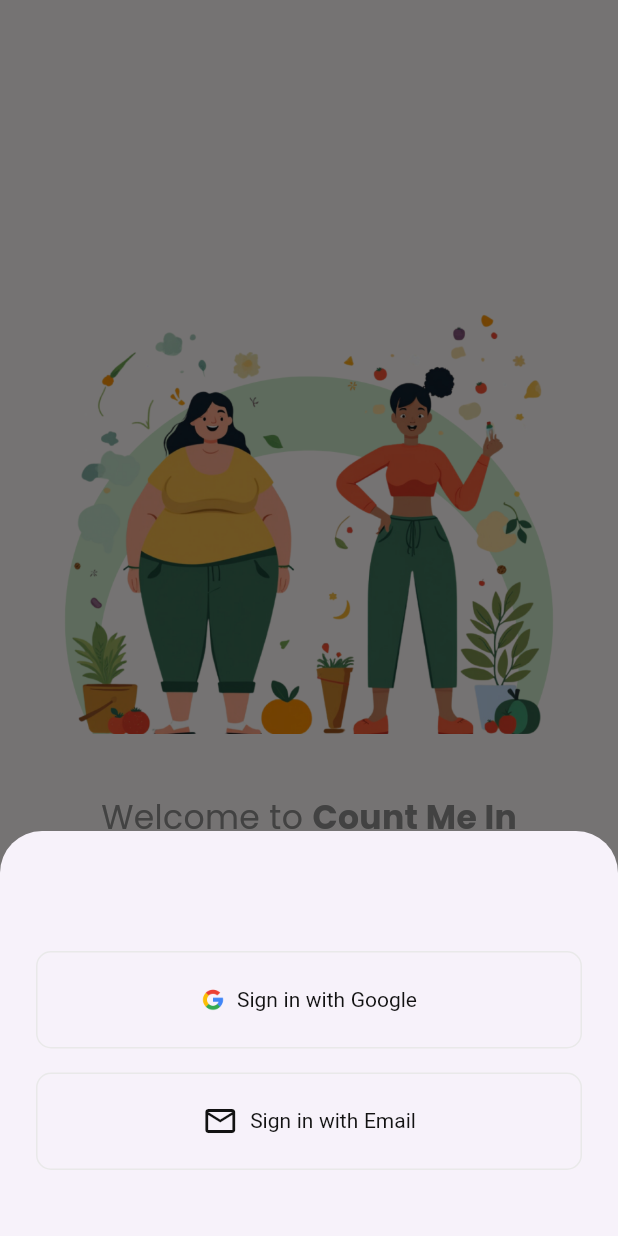
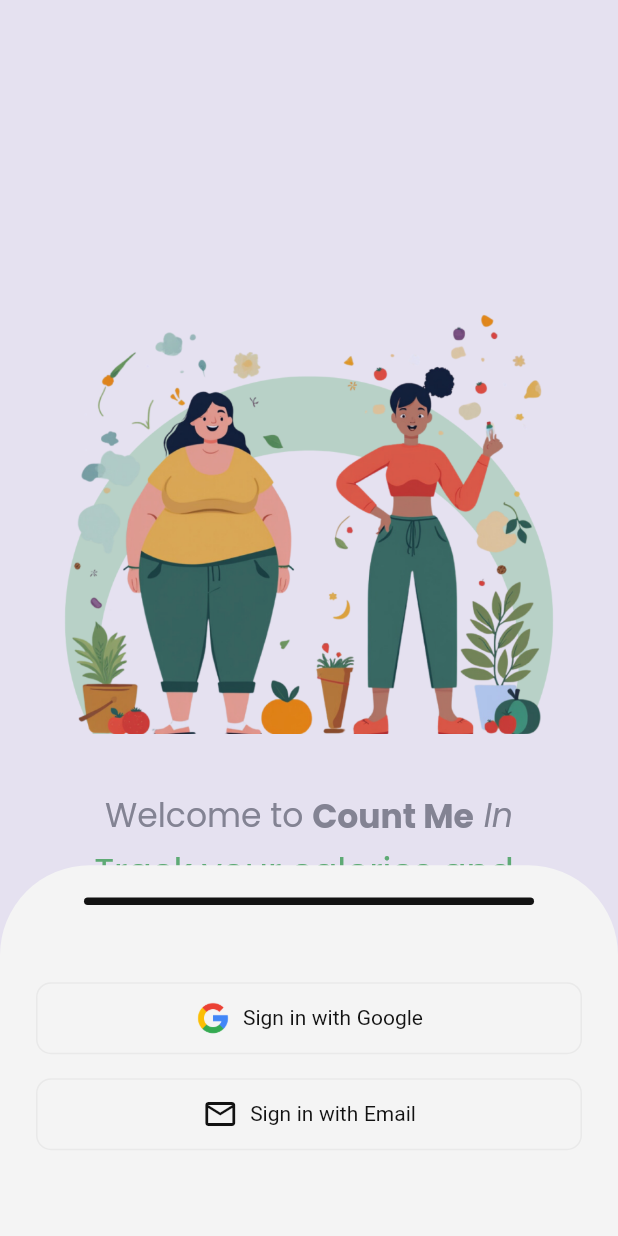
Before and after one commit to ozlemkayyaa/count_me, a Flutter app: the OnboardingView screen opened directly, after a tap on "Get Started", on a phone screen of 412 x 824 dp. Run offline on Flutter 3.47's test engine with Material 3 defaults, Android fonts, the phone set to English and light mode, and no system bars; our stand-ins replace easy_localization, google_fonts, mobx, shared_preferences; accounts and stored records are empty.

Commit message:
app theme completed

```diff
--- a/lib/core/constants/app/app_colors.dart
+++ b/lib/core/constants/app/app_colors.dart
@@ -11,10 +11,12 @@
   static const lightReddish = Color(0xFFF2CFCB);
 
   static const white = Color(0xFFFEFEFE);
+  static const bottomSheetWhite = Color(0xFFF4F4F4);
   static const secondaryBlue = Color(0xFFD7E6FF);
 
   static const lightGrey = Color(0xFFE9E9E9);
   static const grey = Color(0xFF909090);
+  static const barrierGrey = Color(0xFF1E1E1EA6);
   static const darkGrey = Color(0xFF45444C);
   static const disableButtonGrey = Color(0xFFC0C0C0);
 
--- a/lib/core/constants/app/app_strings.dart
+++ b/lib/core/constants/app/app_strings.dart
@@ -8,7 +8,8 @@
 
   //------------------ ONBOARDING ------------------
   static const welcome = "Welcome to ";
-  static const calorieTracker = "Count Me In";
+  static const calorieTracker1 = "Count Me";
+  static const calorieTracker2 = " In";
   static const onboardingText = "Track your calories and ";
   static const onboardingTextContinue = "transform your body!";
   static const onboardingButton = "Get Started";
--- a/lib/core/constants/enums/image_size.dart
+++ b/lib/core/constants/enums/image_size.dart
@@ -1,5 +1,7 @@
 enum ImageSize {
   small(16),
+
+  iconImage(24),
 
   icon(30),
 
--- a/lib/core/constants/enums/sized_box_enum.dart
+++ b/lib/core/constants/enums/sized_box_enum.dart
@@ -1,6 +1,7 @@
 enum SizedBoxHeight {
   small(8.0),
   medium(16.0),
+  mediumLarge(30.0),
   large(40.0),
   xLarge(50.0),
   xxLarge(80.0),
--- a/lib/core/init/theme/app_theme_light.dart
+++ b/lib/core/init/theme/app_theme_light.dart
@@ -1,3 +1,6 @@
+import 'package:count_me/core/init/theme/custom_theme/bottom_sheet_theme.dart';
+import 'package:count_me/core/init/theme/custom_theme/text_theme.dart';
+
 import 'custom_theme/elevated_button_theme.dart';
 import 'custom_theme/outlined_button_theme.dart';
 import 'custom_theme/text_button_theme.dart';
@@ -24,10 +27,13 @@
         ),
         fontFamily: GoogleFonts.poppins().fontFamily,
         scaffoldBackgroundColor: AppColors.whiteBackground,
+        brightness: Brightness.light,
         useMaterial3: true,
         elevatedButtonTheme: AppElevatedButtonTheme.elevatedButtonTheme,
         outlinedButtonTheme: AppOutlinedButtontheme.outlinedButtonTheme,
         textButtonTheme: AppTextButtontheme.textButtonTheme,
-        inputDecorationTheme: AppTextFieldTheme.lightInputDecorationTheme,
+        inputDecorationTheme: AppTextFieldTheme.inputDecorationTheme,
+        textTheme: AppTextTheme.textTheme,
+        bottomSheetTheme: AppBottomSheetTheme.bottomSheetTheme,
       );
 }
--- /dev/null
+++ b/lib/core/init/theme/custom_theme/bottom_sheet_theme.dart
@@ -0,0 +1,18 @@
+import 'package:count_me/core/constants/app/index.dart';
+import 'package:count_me/core/constants/enums/border_enum.dart';
+import 'package:flutter/material.dart';
+
+class AppBottomSheetTheme {
+  AppBottomSheetTheme._();
+
+  static BottomSheetThemeData bottomSheetTheme = BottomSheetThemeData(
+    dragHandleSize: Size(300, 5),
+    dragHandleColor: AppColors.black,
+    showDragHandle: true,
+    backgroundColor: AppColors.bottomSheetWhite,
+    modalBackgroundColor: AppColors.bottomSheetWhite,
+    modalBarrierColor: AppColors.barrierGrey,
+    constraints: BoxConstraints(minWidth: double.infinity),
+    shape: RoundedRectangleBorder(borderRadius: BorderHelper.xLarge.onlyTop),
+  );
+}
--- a/lib/core/init/theme/custom_theme/outlined_button_theme.dart
+++ b/lib/core/init/theme/custom_theme/outlined_button_theme.dart
@@ -9,7 +9,7 @@
     style: OutlinedButton.styleFrom(
       alignment: Alignment.center,
       elevation: 0,
-      minimumSize: const Size(320, 65),
+      //minimumSize: const Size(320, 65),
       side: BorderSide(color: AppColors.lightGrey),
       shape: RoundedRectangleBorder(
         borderRadius: BorderHelper.small.circularRadius,
@@ -20,7 +20,7 @@
         fontSize: 14,
         fontWeight: FontWeight.w400,
       ),
-      padding: const EdgeInsets.symmetric(vertical: 18),
+      padding: const EdgeInsets.symmetric(vertical: 12),
     ),
   );
 }
--- a/lib/core/init/theme/custom_theme/text_field_theme.dart
+++ b/lib/core/init/theme/custom_theme/text_field_theme.dart
@@ -5,7 +5,7 @@
 class AppTextFieldTheme {
   AppTextFieldTheme._();
 
-  static InputDecorationTheme lightInputDecorationTheme = InputDecorationTheme(
+  static InputDecorationTheme inputDecorationTheme = InputDecorationTheme(
     errorMaxLines: 3,
     prefixIconColor: AppColors.grey,
     suffixIconColor: AppColors.grey,
--- a/lib/core/init/theme/custom_theme/text_theme.dart
+++ b/lib/core/init/theme/custom_theme/text_theme.dart
@@ -0,0 +1,48 @@
+import 'package:count_me/core/constants/app/app_colors.dart';
+import 'package:flutter/material.dart';
+
+class AppTextTheme {
+  AppTextTheme._();
+
+  static TextTheme textTheme = TextTheme(
+    // Display
+    displayLarge: TextStyle().copyWith(
+        fontSize: 30, fontWeight: FontWeight.w500, color: AppColors.black),
+    displayMedium: TextStyle().copyWith(
+        fontSize: 28, fontWeight: FontWeight.w600, color: AppColors.black),
+    displaySmall: TextStyle().copyWith(
+        fontSize: 24, fontWeight: FontWeight.w600, color: AppColors.black),
+
+    // Headline
+    headlineLarge: TextStyle().copyWith(
+        fontSize: 24, fontWeight: FontWeight.w400, color: AppColors.black),
+    headlineMedium: TextStyle().copyWith(
+        fontSize: 22, fontWeight: FontWeight.w700, color: AppColors.black),
+    headlineSmall: TextStyle().copyWith(
+        fontSize: 22, fontWeight: FontWeight.w400, color: AppColors.black),
+
+    // Title
+    titleLarge: TextStyle().copyWith(
+        fontSize: 20, fontWeight: FontWeight.w400, color: AppColors.black),
+    titleMedium: TextStyle().copyWith(
+        fontSize: 20, fontWeight: FontWeight.w600, color: AppColors.black),
+    titleSmall: TextStyle().copyWith(
+        fontSize: 18, fontWeight: FontWeight.w600, color: AppColors.black),
+
+    // Body
+    bodyLarge: TextStyle().copyWith(
+        fontSize: 18, fontWeight: FontWeight.w500, color: AppColors.black),
+    bodyMedium: TextStyle().copyWith(
+        fontSize: 16, fontWeight: FontWeight.w600, color: AppColors.black),
+    bodySmall: TextStyle().copyWith(
+        fontSize: 16, fontWeight: FontWeight.w400, color: AppColors.black),
+
+    // Label
+    labelLarge: TextStyle().copyWith(
+        fontSize: 14, fontWeight: FontWeight.w400, color: AppColors.black),
+    labelMedium: TextStyle().copyWith(
+        fontSize: 13, fontWeight: FontWeight.w300, color: AppColors.black),
+    labelSmall: TextStyle().copyWith(
+        fontSize: 12, fontWeight: FontWeight.w400, color: AppColors.black),
+  );
+}
--- a/lib/main.dart
+++ b/lib/main.dart
@@ -1,6 +1,5 @@
 import 'package:count_me/core/constants/app/index.dart';
-
-import 'view/auth/register/view/register_view.dart';
+import 'package:count_me/view/auth/onboarding/view/onboarding_view.dart';
 import 'core/init/theme/app_theme_light.dart';
 import 'package:flutter/material.dart';
 
@@ -16,7 +15,7 @@
     return MaterialApp(
       title: AppConstants.APP_NAME,
       theme: AppThemeLight.instance.theme,
-      home: RegisterView(),
+      home: OnboardingView(),
       debugShowCheckedModeBanner: false,
     );
   }
--- a/lib/view/auth/onboarding/widget/account_message_text_widget.dart
+++ b/lib/view/auth/onboarding/widget/account_message_text_widget.dart
@@ -1,6 +1,4 @@
 import 'package:flutter/material.dart';
-
-import '../../../../core/components/index.dart';
 import '../../../../core/constants/app/index.dart';
 
 class AccountMessageTextWidget extends StatelessWidget {
@@ -11,11 +9,12 @@
     return Row(
       mainAxisAlignment: MainAxisAlignment.center,
       children: [
-        CustomText(
-          title: AppStrings.dontAccount,
-          color: AppColors.grey,
-          fontSize: 16,
-          fontWeight: FontWeight.w400,
+        Text(
+          AppStrings.dontAccount,
+          style: Theme.of(context)
+              .textTheme
+              .bodySmall
+              ?.copyWith(color: AppColors.grey),
         ),
         TextButton(onPressed: () {}, child: Text(AppStrings.signUp)),
       ],
--- a/lib/view/auth/onboarding/widget/message_text_widget.dart
+++ b/lib/view/auth/onboarding/widget/message_text_widget.dart
@@ -1,6 +1,4 @@
-import 'package:count_me/core/components/index.dart';
 import 'package:flutter/material.dart';
-
 import '../../../../core/constants/app/index.dart';
 
 class MessageTextWidget extends StatelessWidget {
@@ -10,17 +8,19 @@
   Widget build(BuildContext context) {
     return Column(
       children: [
-        CustomText(
-          title: AppStrings.onboardingText,
-          color: AppColors.mainGreen,
-          fontSize: 22,
-          fontWeight: FontWeight.normal,
+        Text(
+          AppStrings.onboardingText,
+          style: Theme.of(context)
+              .textTheme
+              .headlineLarge
+              ?.copyWith(color: AppColors.mainGreen),
         ),
-        CustomText(
-          title: AppStrings.onboardingTextContinue,
-          color: AppColors.mainGreen,
-          fontSize: 22,
-          fontWeight: FontWeight.bold,
+        Text(
+          AppStrings.onboardingTextContinue,
+          style: Theme.of(context)
+              .textTheme
+              .displaySmall
+              ?.copyWith(color: AppColors.mainGreen),
         ),
       ],
     );
--- a/lib/view/auth/onboarding/widget/onboarding_body_widget.dart
+++ b/lib/view/auth/onboarding/widget/onboarding_body_widget.dart
@@ -37,7 +37,8 @@
             onPressed: () {
               // Modal Bottom Sheet
               showModalBottomSheet<void>(
-                isDismissible: true,
+                scrollControlDisabledMaxHeightRatio: 0.3,
+                isDismissible: false,
                 context: context,
                 builder: (context) => CustomShowModalBottomSheet(),
               );
--- a/lib/view/auth/onboarding/widget/show_modal_widget/custom_modal_button.dart
+++ b/lib/view/auth/onboarding/widget/show_modal_widget/custom_modal_button.dart
@@ -26,7 +26,7 @@
           children: [
             titleIcon
                 ? ImageEnum.google.toImage(
-                    height: ImageSize.small.value,
+                    height: ImageSize.iconImage.value,
                   )
                 : Icon(
                     Icons.email_outlined,
--- a/lib/view/auth/onboarding/widget/show_modal_widget/custom_show_modal_bottom_sheet.dart
+++ b/lib/view/auth/onboarding/widget/show_modal_widget/custom_show_modal_bottom_sheet.dart
@@ -8,14 +8,11 @@
 
   @override
   Widget build(BuildContext context) {
-    return SizedBox(
-      width: double.infinity,
-      height: SizedBoxHeight.modal.value,
-      child: Padding(
+    return Padding(
       padding: PaddingHelper.fixed.getPadding(left: true, right: true),
       child: Column(
         children: [
-            SizedBox(height: SizedBoxHeight.xxLarge.value),
+          SizedBox(height: SizedBoxHeight.mediumLarge.value),
 
           // Sign in with Google
           CustomModalButton(
@@ -33,7 +30,6 @@
           ),
         ],
       ),
-      ),
     );
   }
 }
--- a/lib/view/auth/onboarding/widget/welcome_text_widget.dart
+++ b/lib/view/auth/onboarding/widget/welcome_text_widget.dart
@@ -1,6 +1,4 @@
 import 'package:flutter/material.dart';
-
-import '../../../../core/components/index.dart';
 import '../../../../core/constants/app/index.dart';
 
 class WelcomeTextWidget extends StatelessWidget {
@@ -11,17 +9,26 @@
     return Row(
       mainAxisAlignment: MainAxisAlignment.center,
       children: [
-        CustomText(
-          title: AppStrings.welcome,
-          color: AppColors.grey,
-          fontSize: 22,
-          fontWeight: FontWeight.normal,
+        Text(
+          AppStrings.welcome,
+          style: Theme.of(context)
+              .textTheme
+              .headlineSmall
+              ?.copyWith(color: AppColors.grey),
         ),
-        CustomText(
-          title: AppStrings.calorieTracker,
-          color: AppColors.grey,
-          fontSize: 22,
-          fontWeight: FontWeight.bold,
+        Text(
+          AppStrings.calorieTracker1,
+          style: Theme.of(context)
+              .textTheme
+              .headlineMedium
+              ?.copyWith(color: AppColors.grey),
+        ),
+        Text(
+          AppStrings.calorieTracker2,
+          style: Theme.of(context)
+              .textTheme
+              .headlineSmall
+              ?.copyWith(color: AppColors.grey, fontStyle: FontStyle.italic),
         ),
       ],
     );
```
Lines whose indentation alone changed are shown as unchanged.
